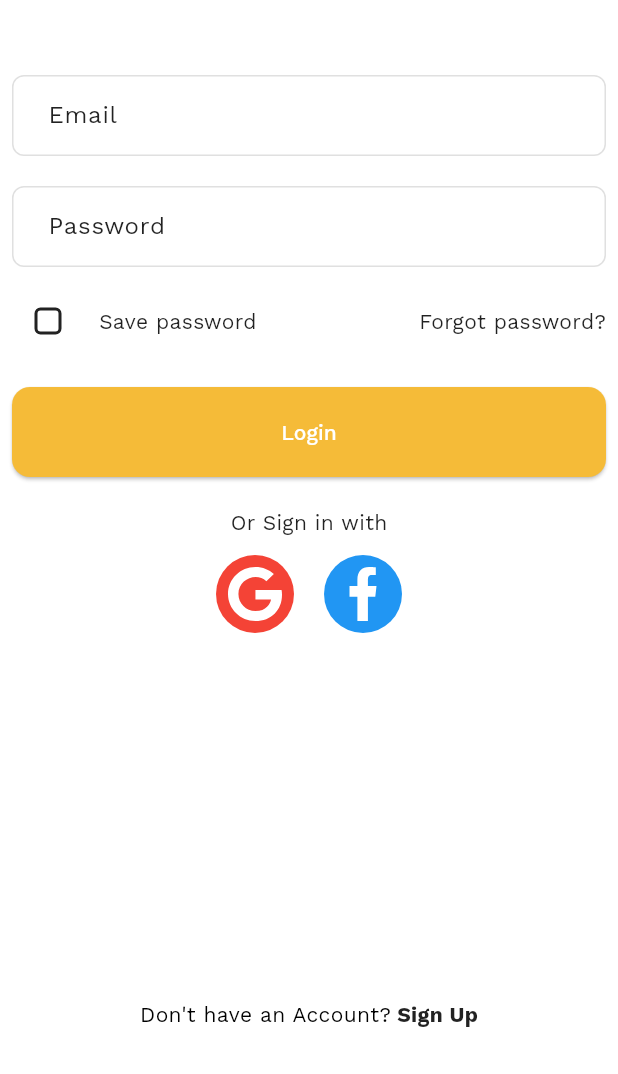
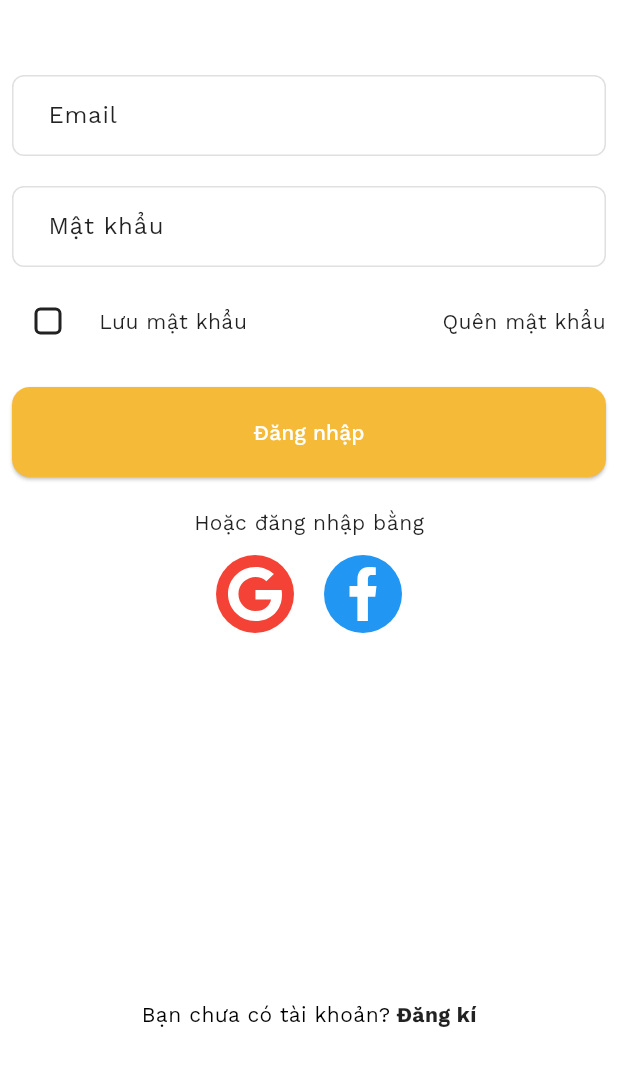
Before and after one commit to harumazzz/Jobsit, a Flutter app: the screen it shows after launch, on a phone screen of 412 x 824 dp, the part 162-1236 px from its top. Run offline on Flutter 3.47's test engine with Material 3 defaults, Android fonts, the phone set to English and light mode, and no system bars; drawn by our look-alikes of flutter_form_builder; our stand-ins replace cached_network_image, carousel_slider, dio, elegant_notification, equatable, flutter_hooks and 18 more; missing offline and left inert: dart_either, dio_cache_interceptor, file_selector, pdfx; generated files the repository leaves out were written again; project files that could hold a hidden picture were left out.

Commit message:
update locale

```diff
--- a/lib/features/auth/presentation/pages/login_page.dart
+++ b/lib/features/auth/presentation/pages/login_page.dart
@@ -5,6 +5,7 @@ import 'package:flutter_svg/flutter_svg.dart';
 
 import '../../../../core/services/notification_service.dart';
 import '../../../../core/utils/input_converter.dart';
+import '../../../../i18n/strings.g.dart';
 import '../../../../shared/routes/app_router.dart';
 import '../../../../shared/widgets/custom_button.dart';
 import '../providers/auth_provider.dart';
@@ -57,10 +58,10 @@ class _LoginPageState extends ConsumerState<LoginPage> {
     ref.listen<AuthState>(authControllerProvider, (previous, next) async {
       switch (next) {
         case AuthError _:
-          NotificationService.error(context: context, message: next.message);
+          NotificationService.error(context: context, message: context.t.login.fail);
           break;
         case AuthAuthorized _:
-          NotificationService.success(context: context, message: 'Login successfully!');
+          NotificationService.success(context: context, message: context.t.login.success);
           const HomeRoute().go(context);
           break;
         default:
@@ -86,10 +87,10 @@ class _LoginPageState extends ConsumerState<LoginPage> {
                   focusNode: _emailFocusNode,
                   keyboardType: TextInputType.emailAddress,
                   textInputAction: TextInputAction.next,
-                  decoration: const InputDecoration(
-                    border: OutlineInputBorder(borderRadius: BorderRadius.all(Radius.circular(12.0))),
-                    labelText: 'Email',
-                    contentPadding: EdgeInsets.symmetric(vertical: 15.0, horizontal: 20.0),
+                  decoration: InputDecoration(
+                    border: const OutlineInputBorder(borderRadius: BorderRadius.all(Radius.circular(12.0))),
+                    labelText: context.t.auth.email,
+                    contentPadding: const EdgeInsets.symmetric(vertical: 15.0, horizontal: 20.0),
                   ),
                   controller: _emailController,
                   validator: (value) => InputConverter.validateEmail(value, context),
@@ -103,7 +104,7 @@ class _LoginPageState extends ConsumerState<LoginPage> {
                 const SizedBox(height: 20.0),
                 AuthTextField(
                   name: 'password',
-                  label: 'Password',
+                  label: context.t.auth.password,
                   controller: _passwordController,
                   focusNode: _passwordFocusNode,
                   keyboardType: TextInputType.visiblePassword,
@@ -140,7 +141,7 @@ class _LoginPageState extends ConsumerState<LoginPage> {
                             );
                           },
                         ),
-                        const Text('Save password'),
+                        Text(context.t.auth.savePassword),
                       ],
                     ),
                     InkWell(
@@ -150,7 +151,7 @@ class _LoginPageState extends ConsumerState<LoginPage> {
                       onTap: () async {
                         const ForgotPasswordRoute().go(context);
                       },
-                      child: const Text('Forgot password?'),
+                      child: Text(context.t.auth.forgotPassword),
                     ),
                   ],
                 ),
@@ -167,12 +168,12 @@ class _LoginPageState extends ConsumerState<LoginPage> {
                               .login(email: _emailController.text, password: _passwordController.text);
                         }
                       },
-                      child: const Text('Login'),
+                      child: Text(context.t.auth.login),
                     ),
                   ),
                 },
                 const SizedBox(height: 20.0),
-                const Text('Or Sign in with'),
+                Text(context.t.auth.orSignInWith),
                 const SizedBox(height: 12.0),
                 Row(
                   mainAxisAlignment: MainAxisAlignment.center,
@@ -219,9 +220,9 @@ class _LoginPageState extends ConsumerState<LoginPage> {
             mainAxisAlignment: MainAxisAlignment.center,
             spacing: 4.0,
             children: [
-              const Text(
-                'Don\'t have an Account?',
-                style: TextStyle(fontSize: 14.0, fontWeight: FontWeight.w400, color: Colors.black),
+              Text(
+                context.t.auth.notHaveAccount,
+                style: const TextStyle(fontSize: 14.0, fontWeight: FontWeight.w400, color: Colors.black),
               ),
               InkWell(
                 splashColor: Colors.transparent,
@@ -230,7 +231,10 @@ class _LoginPageState extends ConsumerState<LoginPage> {
                 onTap: () async {
                   const RegisterRoute().go(context);
                 },
-                child: const Text('Sign Up', style: TextStyle(fontSize: 14.0, fontWeight: FontWeight.w700)),
+                child: Text(
+                  context.t.auth.register,
+                  style: const TextStyle(fontSize: 14.0, fontWeight: FontWeight.w700),
+                ),
               ),
             ],
           ),
--- a/lib/i18n/vi.i18n.json
+++ b/lib/i18n/vi.i18n.json
@@ -1,4 +1,49 @@
 {
+  "auth": {
+    "login": "Đăng nhập",
+    "register": "Đăng kí",
+    "email": "Email",
+    "password": "Mật khẩu",
+    "forgotPassword": "Quên mật khẩu",
+    "orSignInWith": "Hoặc đăng nhập bằng",
+    "notHaveAccount": "Bạn chưa có tài khoản?",
+    "savePassword": "Lưu mật khẩu",
+    "firstName": "Họ",
+    "lastName": "Tên",
+    "resend": "Gửi lại",
+    "confirmPassword": "Xác nhận mật khẩu",
+    "phone": "Số điện thoại",
+    "orContinueWith": "Hoặc tiếp tục với",
+    "alreadyHaveAccount": "Bạn đã có tài khoản?",
+    "otpSent": "OTP đã được gửi đến email của bạn",
+    "verification": "XÁC THỰC",
+    "verify": "Xác thực",
+    "notHaveTheCode": "Chưa nhận được mã?",
+    "enterOtp": "Nhập mã OTP mà chúng tôi đã gửi cho bạn qua SMS",
+    "enterOtpCode": "Nhập mã OTP",
+    "accountVerifiedSuccess": "Tài khoản đã được xác thực thành công",
+    "forgotPasswordSuccess": "Mã OTP để đặt lại mật khẩu đã được gửi đến email của bạn",
+    "pleaseEnterEmail": "Vui lòng nhập email đã đăng ký của bạn",
+    "sendCodeThroughMail": "Chúng tôi sẽ gửi một liên kết để đặt lại mật khẩu của bạn",
+    "send": "Gửi",
+    "returnToSignIn": "Quay lại đăng nhập",
+    "passwordResetSuccess": "Đặt lại mật khẩu thành công. Vui lòng đăng nhập bằng mật khẩu mới của bạn.",
+    "reset": "Đặt lại",
+    "resetPassword": {
+      "title": "Đặt lại mật khẩu",
+      "description": "Vui lòng nhập mật khẩu mới"
+    },
+    "termsAndConditions": {
+      "prefix": "Bằng cách nhấp vào nút 'Đăng kí', tôi đồng ý với\n",
+      "termsOfUse": "Điều khoản sử dụng",
+      "and": " và ",
+      "privacyPolicy": "Chính sách bảo mật",
+      "suffix": " của Jobsit.vn"
+    },
+    "changePassword": "Đổi mật khẩu",
+    "newPassword": "Mật khẩu mới",
+    "confirmNewPassword": "Xác nhận mật khẩu mới"
+  },
   "login": {
     "success": "Đăng nhập thành công!",
     "fail": "Tài khoản hoặc mật khẩu không đúng!",
@@ -11,7 +56,8 @@
   },
   "password": {
     "changeSuccess": "Đổi mật khẩu thành công!",
-    "currentIncorrect": "Mật khẩu hiện tại không đúng"
+    "currentIncorrect": "Mật khẩu hiện tại không đúng",
+    "change": "Đổi"
   },
   "profile": {
     "updateSuccess": "Cập nhật thông tin thành công!"
--- a/pubspec.yaml
+++ b/pubspec.yaml
@@ -63,7 +63,5 @@ flutter:
   uses-material-design: true
   assets:
     - test/
-    - test/core/
-    - test/core/util/
     - assets/
     - assets/images/
```
Also changed, not shown: lib/features/auth/presentation/pages/forgot_password_page.dart (+22 -27 lines), lib/features/auth/presentation/pages/otp_verification_page.dart (+20 -19 lines), lib/features/auth/presentation/pages/register_page.dart (+34 -27 lines), lib/features/auth/presentation/widgets/auth_text_field.dart (+4 -3 lines), lib/features/profile/presentation/pages/change_password_page.dart (+20 -16 lines), lib/i18n/en.i18n.json (+47 -1 lines).
